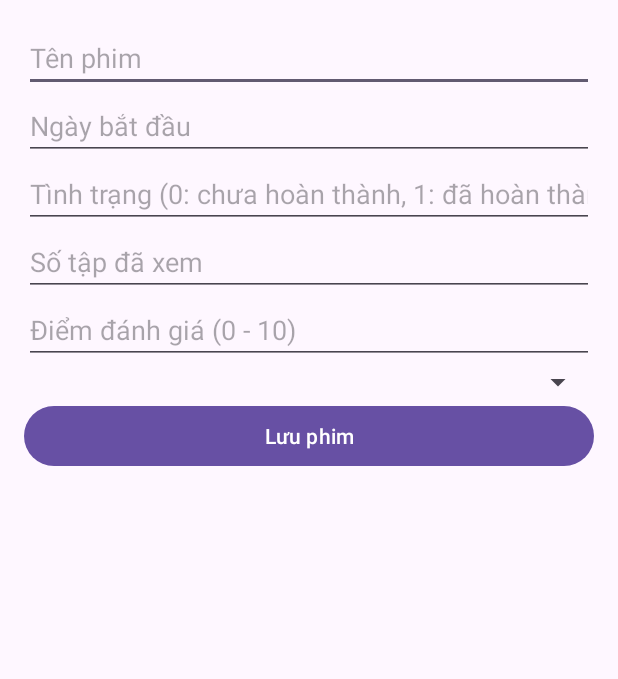
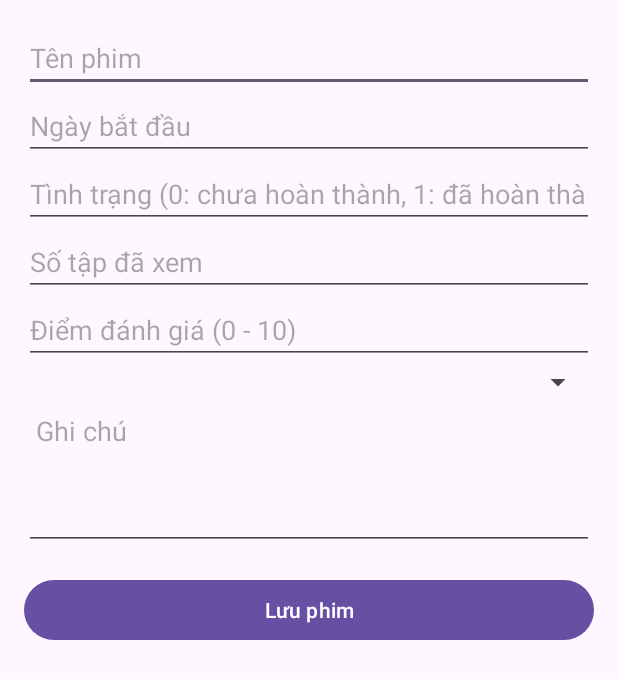
Before and after one commit to HieuThu16/ReviewPhim, an Android app: the screen it shows after launch (AddMovieActivity), after a tap on "Thêm phim mới", on a phone screen of 412 x 824 dp. Shown: the top 679 px of the screen. Run offline under Robolectric (Android 15) with nearby library versions, the phone set to English and light mode, and no system bars.

Commit message:
thêm ghi chú

```diff
--- a/ReviewPhim/app/src/main/java/com/example/reviewphim/AddMovieActivity.java
+++ b/ReviewPhim/app/src/main/java/com/example/reviewphim/AddMovieActivity.java
@@ -1,5 +1,6 @@
 package com.example.reviewphim;
 
+import android.app.DatePickerDialog;
 import android.content.ContentValues;
 import android.database.Cursor;
 import android.database.sqlite.SQLiteDatabase;
@@ -13,33 +14,52 @@ import android.widget.Toast;
 import androidx.appcompat.app.AppCompatActivity;
 
 import java.util.ArrayList;
+import java.util.Calendar;
 import java.util.List;
 
 public class AddMovieActivity extends AppCompatActivity {
 
-    private DatabaseHelper dbHelper;
-    private List<Genre> genreList;
+    private DatabaseHelper dbHelper; // Đối tượng trợ giúp để thao tác với cơ sở dữ liệu
+    private List<Genre> genreList;  // Danh sách các thể loại (dùng để hiển thị trong Spinner)
 
     @Override
     protected void onCreate(Bundle savedInstanceState) {
         super.onCreate(savedInstanceState);
         setContentView(R.layout.activity_add_movie);
 
-        dbHelper = new DatabaseHelper(this);
+        dbHelper = new DatabaseHelper(this); // Khởi tạo DatabaseHelper
+        EditText edtMovieName = findViewById(R.id.edtMovieName);
+        // Liên kết các thành phần giao diện với mã
+        EditText edtNote = findViewById(R.id.edtNote); // Nhập tên phim
+        EditText edtStartDate = findViewById(R.id.edtStartDate);
 
-        EditText edtMovieName = findViewById(R.id.edtMovieName);
-        EditText edtStartDate = findViewById(R.id.edtStartDate);
-        EditText edtCompleted = findViewById(R.id.edtCompleted);
-        EditText edtEpisodesWatched = findViewById(R.id.edtEpisodesWatched);
-        EditText edtRating = findViewById(R.id.edtRating);  // Trường điểm đánh giá
-        Spinner spinnerGenres = findViewById(R.id.spinnerGenres);
-        Button btnSaveMovie = findViewById(R.id.btnSaveMovie);
+        edtStartDate.setOnClickListener(v -> {
+            // Lấy ngày hiện tại
+            Calendar calendar = Calendar.getInstance();
+            int year = calendar.get(Calendar.YEAR);
+            int month = calendar.get(Calendar.MONTH);
+            int day = calendar.get(Calendar.DAY_OF_MONTH);
 
-        // Lấy danh sách thể loại từ database
+            // Hiển thị DatePickerDialog
+            DatePickerDialog datePickerDialog = new DatePickerDialog(this, (view, year1, month1, dayOfMonth) -> {
+                // Cập nhật ngày được chọn
+                String selectedDate = String.format("%02d/%02d/%04d", dayOfMonth, month1 + 1, year1);
+                edtStartDate.setText(selectedDate);
+            }, year, month, day);
+
+            datePickerDialog.show();
+        });// Nhập ngày bắt đầu
+        EditText edtCompleted = findViewById(R.id.edtCompleted); // Nhập trạng thái hoàn thành
+        EditText edtEpisodesWatched = findViewById(R.id.edtEpisodesWatched); // Nhập số tập đã xem
+        EditText edtRating = findViewById(R.id.edtRating);  // Nhập điểm đánh giá
+        Spinner spinnerGenres = findViewById(R.id.spinnerGenres); // Spinner chọn thể loại
+        Button btnSaveMovie = findViewById(R.id.btnSaveMovie); // Nút lưu phim
+
+        // Lấy danh sách thể loại từ cơ sở dữ liệu
         genreList = getAllGenres();
         ArrayAdapter<String> adapter = new ArrayAdapter<>(this, android.R.layout.simple_spinner_item, getGenreNames());
         adapter.setDropDownViewResource(android.R.layout.simple_spinner_dropdown_item);
-        spinnerGenres.setAdapter(adapter);
+        spinnerGenres.setAdapter(adapter); // Gán adapter cho Spinner
 
         btnSaveMovie.setOnClickListener(v -> {
             try {
@@ -47,8 +67,9 @@ public class AddMovieActivity extends AppCompatActivity {
                 String startDate = edtStartDate.getText().toString();
                 int completed = Integer.parseInt(edtCompleted.getText().toString());
                 int episodesWatched = Integer.parseInt(edtEpisodesWatched.getText().toString());
-                float rating = Float.parseFloat(edtRating.getText().toString());  // Lấy điểm đánh giá
+                float rating = Float.parseFloat(edtRating.getText().toString());
                 int genreId = genreList.get(spinnerGenres.getSelectedItemPosition()).getId();
+                String note = edtNote.getText().toString(); // Lấy nội dung ghi chú
 
                 if (movieName.isEmpty() || startDate.isEmpty()) {
                     Toast.makeText(this, "Vui lòng điền đầy đủ thông tin!", Toast.LENGTH_SHORT).show();
@@ -62,7 +83,8 @@ public class AddMovieActivity extends AppCompatActivity {
                 values.put("ngay_bat_dau", startDate);
                 values.put("ket_thuc_chua", completed);
                 values.put("tap_da_xem", episodesWatched);
-                values.put("diem_danh_gia", rating);  // Thêm điểm đánh giá vào cơ sở dữ liệu
+                values.put("diem_danh_gia", rating);
+                values.put("ghi_chu", note); // Thêm ghi chú vào cơ sở dữ liệu
 
                 long result = db.insert("phim", null, values);
 
@@ -76,30 +98,33 @@ public class AddMovieActivity extends AppCompatActivity {
                 Toast.makeText(this, "Dữ liệu nhập không hợp lệ!", Toast.LENGTH_SHORT).show();
             }
         });
+
     }
 
-
+    // Lấy danh sách tất cả các thể loại từ cơ sở dữ liệu
     private List<Genre> getAllGenres() {
         List<Genre> genres = new ArrayList<>();
         SQLiteDatabase db = dbHelper.getReadableDatabase();
-        Cursor cursor = db.rawQuery("SELECT * FROM theloai", null);
+        Cursor cursor = db.rawQuery("SELECT * FROM theloai", null); // Truy vấn bảng "theloai"
 
         if (cursor.moveToFirst()) {
             do {
-                int id = cursor.getInt(cursor.getColumnIndex("ma_theloai"));
-                String name = cursor.getString(cursor.getColumnIndex("ten_theloai"));
-                genres.add(new Genre(id, name));
+                // Đọc dữ liệu từ từng dòng của bảng
+                int id = cursor.getInt(cursor.getColumnIndex("ma_theloai")); // ID thể loại
+                String name = cursor.getString(cursor.getColumnIndex("ten_theloai")); // Tên thể loại
+                genres.add(new Genre(id, name)); // Thêm thể loại vào danh sách
             } while (cursor.moveToNext());
         }
 
-        cursor.close();
+        cursor.close(); // Đóng con trỏ sau khi đọc dữ liệu
         return genres;
     }
 
+    // Lấy danh sách tên thể loại từ danh sách thể loại
     private List<String> getGenreNames() {
         List<String> names = new ArrayList<>();
         for (Genre genre : genreList) {
-            names.add(genre.getName());
+            names.add(genre.getName()); // Thêm tên thể loại vào danh sách
         }
         return names;
     }
--- a/ReviewPhim/app/src/main/java/com/example/reviewphim/DatabaseHelper.java
+++ b/ReviewPhim/app/src/main/java/com/example/reviewphim/DatabaseHelper.java
@@ -9,8 +9,9 @@ import java.util.ArrayList;
 import java.util.List;
 
 public class DatabaseHelper extends SQLiteOpenHelper {
+
     private static final String DATABASE_NAME = "movies.db"; // Tên cơ sở dữ liệu
-    private static final int DATABASE_VERSION = 2; // Phiên bản cơ sở dữ liệu (tăng lên 2 để nâng cấp)
+    private static final int DATABASE_VERSION = 3; // Tăng phiên bản lên 3 để thêm cột ghi chú
 
     // Tên bảng và cột cho bảng "theloai"
     private static final String TABLE_THELOAI = "theloai";
@@ -25,7 +26,8 @@ public class DatabaseHelper extends SQLiteOpenHelper {
     private static final String COLUMN_NGAY_BAT_DAU = "ngay_bat_dau";
     private static final String COLUMN_KET_THUC_CHUA = "ket_thuc_chua";
     private static final String COLUMN_TAP_DA_XEM = "tap_da_xem";
-    private static final String COLUMN_DIEM_DANH_GIA = "diem_danh_gia"; // Điểm đánh giá
+    private static final String COLUMN_DIEM_DANH_GIA = "diem_danh_gia";
+    private static final String COLUMN_GHI_CHU = "ghi_chu"; // Thêm cột ghi chú
 
     // Câu lệnh tạo bảng "theloai"
     private static final String CREATE_TABLE_THELOAI =
@@ -42,7 +44,8 @@ public class DatabaseHelper extends SQLiteOpenHelper {
                     COLUMN_NGAY_BAT_DAU + " TEXT, " +
                     COLUMN_KET_THUC_CHUA + " INTEGER, " +
                     COLUMN_TAP_DA_XEM + " INTEGER, " +
-                    COLUMN_DIEM_DANH_GIA + " REAL, " + // Thêm cột điểm đánh giá
+                    COLUMN_DIEM_DANH_GIA + " REAL, " +
+                    COLUMN_GHI_CHU + " TEXT, " + // Thêm cột ghi chú
                     "FOREIGN KEY (" + COLUMN_THELOAI_PHIM + ") REFERENCES " + TABLE_THELOAI + "(" + COLUMN_MA_THELOAI + "));";
 
     public DatabaseHelper(Context context) {
@@ -58,16 +61,19 @@ public class DatabaseHelper extends SQLiteOpenHelper {
     @Override
     public void onUpgrade(SQLiteDatabase db, int oldVersion, int newVersion) {
         if (oldVersion < 2) {
-            db.execSQL("ALTER TABLE " + TABLE_PHIM + " ADD COLUMN " + COLUMN_DIEM_DANH_GIA + " REAL DEFAULT 0"); // Thêm cột nếu chưa có
+            db.execSQL("ALTER TABLE " + TABLE_PHIM + " ADD COLUMN " + COLUMN_DIEM_DANH_GIA + " REAL DEFAULT 0"); // Thêm cột điểm đánh giá
+        }
+        if (oldVersion < 3) {
+            db.execSQL("ALTER TABLE " + TABLE_PHIM + " ADD COLUMN " + COLUMN_GHI_CHU + " TEXT DEFAULT NULL"); // Thêm cột ghi chú
         }
     }
 
-    // Lấy danh sách tất cả các bộ phim
+    // Lấy danh sách tất cả các bộ phim (cập nhật để bao gồm cột ghi chú)
     public List<Movie> getAllMovies() {
         List<Movie> movieList = new ArrayList<>();
         SQLiteDatabase db = this.getReadableDatabase();
         String query = "SELECT phim.ma_phim, phim.ten_phim, phim.theloai, theloai.ten_theloai, " +
-                "phim.ngay_bat_dau, phim.ket_thuc_chua, phim.tap_da_xem, phim.diem_danh_gia " +
+                "phim.ngay_bat_dau, phim.ket_thuc_chua, phim.tap_da_xem, phim.diem_danh_gia, phim.ghi_chu " +
                 "FROM phim " +
                 "LEFT JOIN theloai ON phim.theloai = theloai.ma_theloai";
         Cursor cursor = db.rawQuery(query, null);
@@ -81,10 +87,11 @@ public class DatabaseHelper extends SQLiteOpenHelper {
                 String startDate = cursor.getString(cursor.getColumnIndexOrThrow(COLUMN_NGAY_BAT_DAU));
                 int completed = cursor.getInt(cursor.getColumnIndexOrThrow(COLUMN_KET_THUC_CHUA));
                 int episodesWatched = cursor.getInt(cursor.getColumnIndexOrThrow(COLUMN_TAP_DA_XEM));
-                float rating = cursor.getFloat(cursor.getColumnIndexOrThrow(COLUMN_DIEM_DANH_GIA)); // Điểm đánh giá
+                float rating = cursor.getFloat(cursor.getColumnIndexOrThrow(COLUMN_DIEM_DANH_GIA));
+                String note = cursor.getString(cursor.getColumnIndexOrThrow(COLUMN_GHI_CHU)); // Lấy ghi chú
 
                 // Tạo đối tượng Movie
-                Movie movie = new Movie(id, name, genreId, startDate, completed, episodesWatched, rating);
+                Movie movie = new Movie(id, name, genreId, startDate, completed, episodesWatched, rating, note);
                 movieList.add(movie);
             } while (cursor.moveToNext());
         }
--- a/ReviewPhim/app/src/main/java/com/example/reviewphim/MovieAdapter.java
+++ b/ReviewPhim/app/src/main/java/com/example/reviewphim/MovieAdapter.java
@@ -33,9 +33,11 @@ public class MovieAdapter extends RecyclerView.Adapter<MovieAdapter.MovieViewHol
         holder.title.setText(movie.getName());
         holder.episodesWatched.setText("Tập đã xem: " + movie.getEpisodesWatched());
         holder.rating.setText("Điểm đánh giá: " + movie.getRating());
+        holder.note.setText("Ghi chú: " + (movie.getGhiChu()
+                != null ? movie.getGhiChu() : "Không có"));
     }
 
-    @Override
+        @Override
     public int getItemCount() {
         return movieList.size();
     }
@@ -44,6 +46,7 @@ public class MovieAdapter extends RecyclerView.Adapter<MovieAdapter.MovieViewHol
         TextView title;
         TextView episodesWatched;
         TextView rating;
+        TextView note; // Thêm TextView để hiển thị ghi chú
 
         public MovieViewHolder(@NonNull View itemView) {
             super(itemView);
@@ -51,6 +54,7 @@ public class MovieAdapter extends RecyclerView.Adapter<MovieAdapter.MovieViewHol
             title = itemView.findViewById(R.id.tvTitle);
             episodesWatched = itemView.findViewById(R.id.tvEpisodesWatched);
             rating = itemView.findViewById(R.id.tvRating);
+            note = itemView.findViewById(R.id.tvNote); // Ánh xạ TextView ghi chú
         }
     }
 
--- a/ReviewPhim/app/src/main/res/layout/activity_add_movie.xml
+++ b/ReviewPhim/app/src/main/res/layout/activity_add_movie.xml
@@ -5,49 +5,64 @@
     android:orientation="vertical"
     android:padding="16dp">
 
+    <!-- Trường nhập tên phim -->
     <EditText
         android:id="@+id/edtMovieName"
         android:layout_width="match_parent"
         android:layout_height="wrap_content"
         android:hint="Tên phim"
-        android:inputType="text"/>
+        android:inputType="text" />
 
+    <!-- Trường chọn ngày xem bằng Calendar -->
     <EditText
         android:id="@+id/edtStartDate"
         android:layout_width="match_parent"
         android:layout_height="wrap_content"
         android:hint="Ngày bắt đầu"
-        android:inputType="date"/>
+        android:focusable="false"
+        android:clickable="true" />
 
+    <!-- Các trường khác -->
     <EditText
         android:id="@+id/edtCompleted"
         android:layout_width="match_parent"
         android:layout_height="wrap_content"
         android:hint="Tình trạng (0: chưa hoàn thành, 1: đã hoàn thành)"
-        android:inputType="number"/>
+        android:inputType="number" />
 
     <EditText
         android:id="@+id/edtEpisodesWatched"
         android:layout_width="match_parent"
         android:layout_height="wrap_content"
         android:hint="Số tập đã xem"
-        android:inputType="number"/>
+        android:inputType="number" />
 
     <EditText
         android:id="@+id/edtRating"
         android:layout_width="match_parent"
         android:layout_height="wrap_content"
         android:hint="Điểm đánh giá (0 - 10)"
-        android:inputType="numberDecimal"/>
+        android:inputType="numberDecimal" />
 
     <Spinner
         android:id="@+id/spinnerGenres"
         android:layout_width="match_parent"
-        android:layout_height="wrap_content"/>
+        android:layout_height="wrap_content" />
+
+    <EditText
+        android:id="@+id/edtNote"
+        android:layout_width="match_parent"
+        android:layout_height="wrap_content"
+        android:hint="Ghi chú"
+        android:inputType="textMultiLine"
+        android:minHeight="100dp"
+        android:gravity="top"
+        android:padding="8dp" />
 
     <Button
         android:id="@+id/btnSaveMovie"
         android:layout_width="match_parent"
         android:layout_height="wrap_content"
-        android:text="Lưu phim"/>
+        android:layout_marginTop="16dp"
+        android:text="Lưu phim" />
 </LinearLayout>
```
Also changed, not shown: ReviewPhim/app/src/main/java/com/example/reviewphim/Movie.java (+11 -2 lines), ReviewPhim/app/src/main/res/layout/item_movie.xml (+8 -1 lines).
